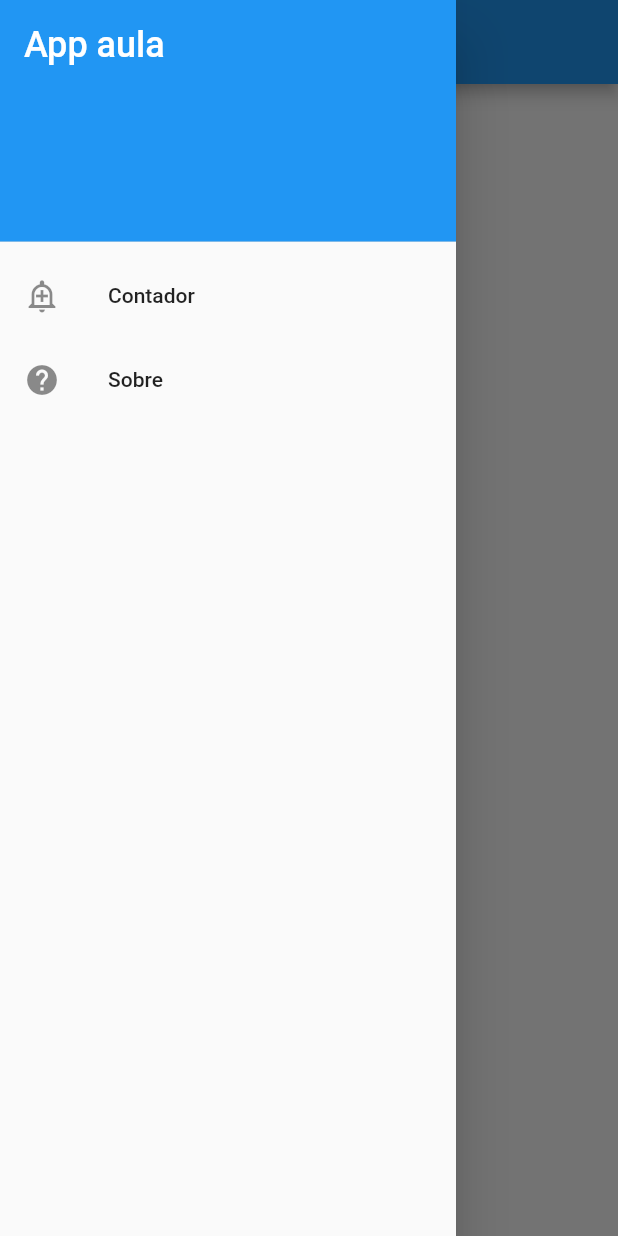
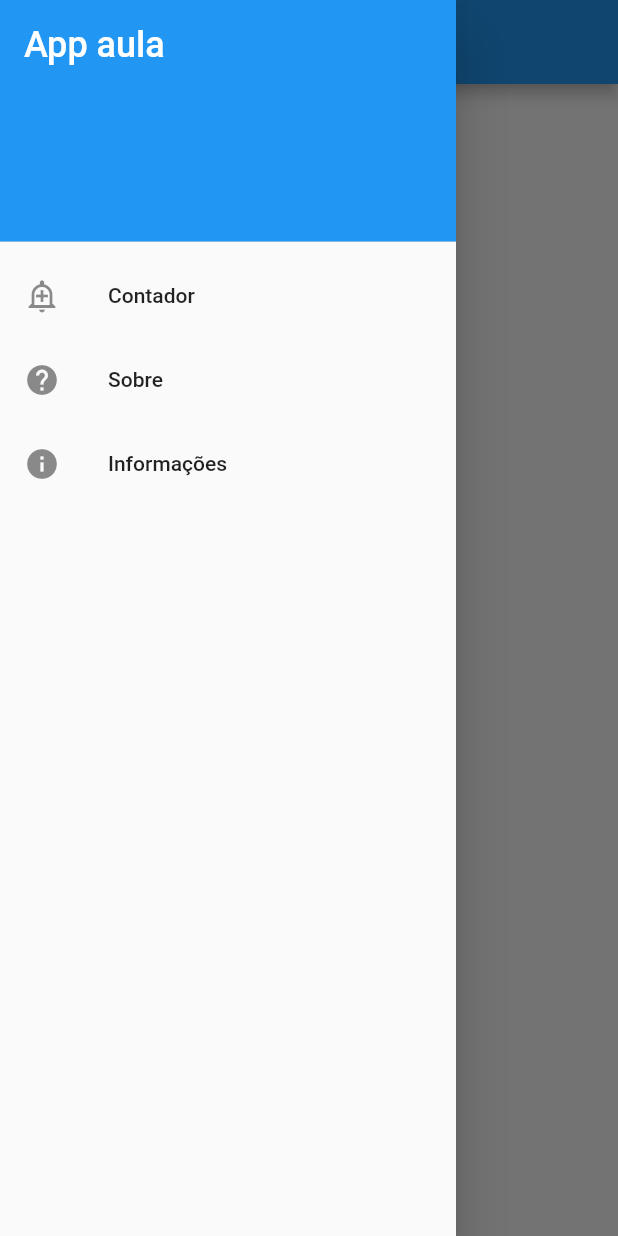
Before and after one commit to paoloBP/app_aula_ofic, a Flutter app: the screen it shows after launch, with the side drawer open, on a phone screen of 412 x 824 dp. Run offline on Flutter 3.47's test engine with Material 2 defaults, Android fonts, the light colour scheme and no system bars.

Commit message:
Commit de 25/10/2022- 2h06m10s

```diff
--- a/lib/main.dart
+++ b/lib/main.dart
@@ -1,5 +1,6 @@
 import 'package:app_aula_ofic/pages/contador.dart';
 import 'package:app_aula_ofic/pages/home.dart';
+import 'package:app_aula_ofic/pages/informacoes.dart';
 import 'package:app_aula_ofic/pages/sobre.dart';
 import 'package:flutter/material.dart';
 
@@ -20,6 +21,7 @@ class MyApp extends StatelessWidget {
       routes: {
         '/contador': (context) => const ContadorPage(title: "Contador"),
         '/sobre': (context) => SobrePage(),
+        '/informacoes': (context) => InformacoesPage(),
       },
     );
   }
--- a/lib/pages/home.dart
+++ b/lib/pages/home.dart
@@ -40,6 +40,14 @@ class HomePage extends StatelessWidget {
                 Navigator.of(context).pushNamed('/sobre');
               },
             ),
+            ListTile(
+              leading: const Icon(Icons.info),
+              title: const Text('Informações'),
+              onTap: () {
+                Navigator.pop(context); // close the drawer
+                Navigator.of(context).pushNamed('/informacoes');
+              },
+            ),
           ],
         ),
       ),
--- a/pubspec.yaml
+++ b/pubspec.yaml
@@ -59,6 +59,8 @@ flutter:
   # the material Icons class.
   uses-material-design: true
 
+
+
   # To add assets to your application, add an assets section, like this:
   # assets:
   #   - images/a_dot_burr.jpeg
```
Also changed, not shown: lib/pages/informacoes.dart (added, +23 -0 lines), lib/pages/assets/images/download.png (added), package-lock.json (added).
